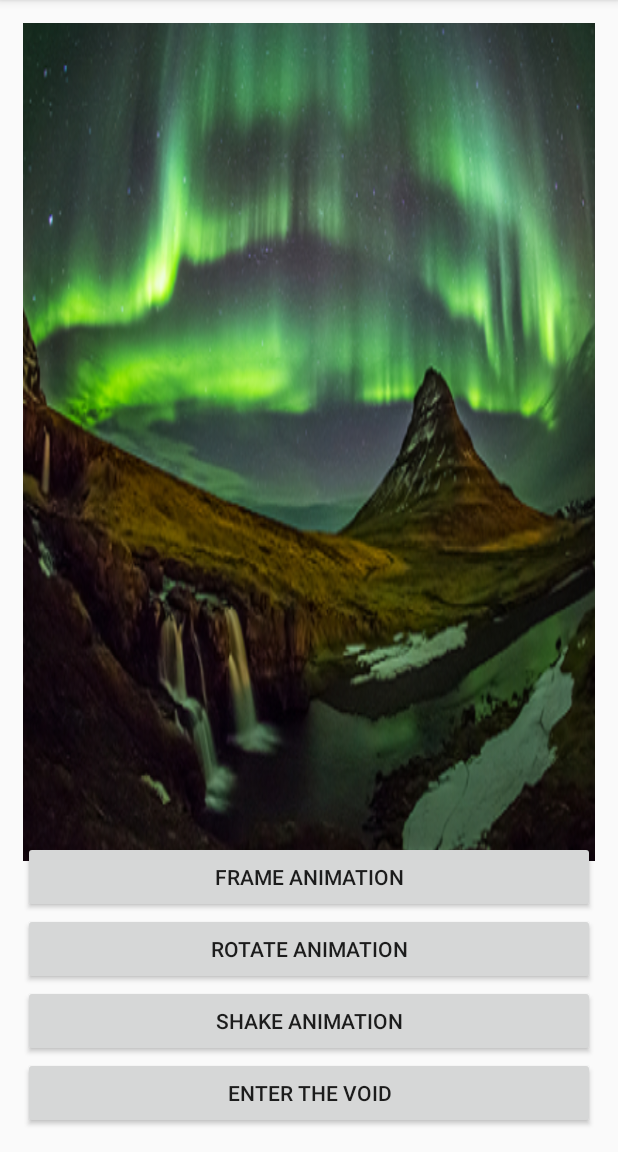
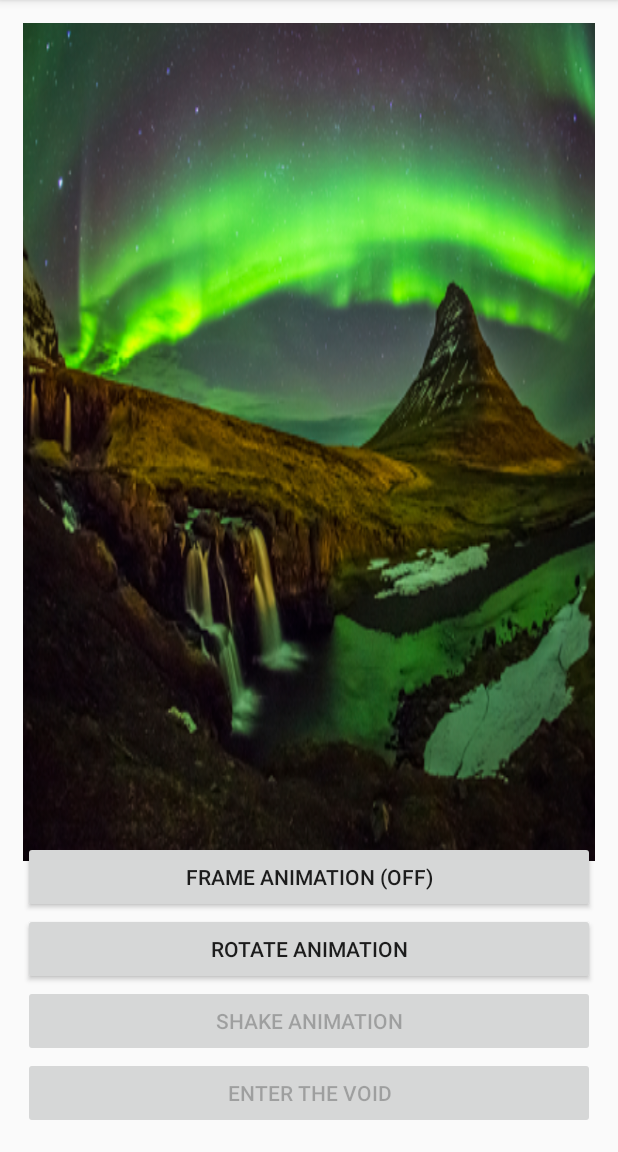
Before and after one commit to jinnandtonic/NorthernLightsAnimation, an Android app: the screen it shows after launch (AnimationActivity), after a tap on "ROTATE ANIMATION", on a phone screen of 412 x 824 dp, the part 84-1236 px from its top. Run offline under Robolectric (Android 15) with nearby library versions, the phone set to English and light mode, and no system bars.

Commit message:
Implemented Handler to delay button enabling/disabling during and after animations

```diff
--- a/app/src/main/java/edu/orangecoastcollege/cs273/rmillett/northernlightsanimation/AnimationActivity.java
+++ b/app/src/main/java/edu/orangecoastcollege/cs273/rmillett/northernlightsanimation/AnimationActivity.java
@@ -2,6 +2,7 @@ package edu.orangecoastcollege.cs273.rmillett.northernlightsanimation;
 
 import android.graphics.drawable.AnimationDrawable;
 import android.os.Bundle;
+import android.os.Handler;
 import android.support.v7.app.AppCompatActivity;
 import android.util.Log;
 import android.view.View;
@@ -24,9 +25,12 @@ public class AnimationActivity extends AppCompatActivity {
     private Animation shakeAnim;
     private Animation customAnim;
 
+    private Handler handler;
+
     private Button frameAnimButton;
-    private Button rotateButton;
-    private Button shakeButton;
+    private Button rotateAnimButton;
+    private Button shakeAnimButton;
+    private Button customAnimButton;
 
     private ImageView lightsImageView; // link to VIEW
 
@@ -39,10 +43,14 @@ public class AnimationActivity extends AppCompatActivity {
         super.onCreate(savedInstanceState);
         setContentView(R.layout.activity_animation);
 
+        lightsImageView = (ImageView) findViewById(R.id.lightsImageView);
+
         frameAnimButton = (Button) findViewById(R.id.frameAnimButton);
-        rotateButton = (Button) findViewById(R.id.rotateAnimButton);
-        shakeButton = (Button) findViewById(R.id.shakeAnimButton);
-        lightsImageView = (ImageView) findViewById(R.id.lightsImageView);
+        rotateAnimButton = (Button) findViewById(R.id.rotateAnimButton);
+        shakeAnimButton = (Button) findViewById(R.id.shakeAnimButton);
+        customAnimButton = (Button) findViewById(R.id.customAnimButton);
+
+        handler = new Handler();
     }
 
     /**
@@ -56,8 +64,14 @@ public class AnimationActivity extends AppCompatActivity {
             frameAnim = (AnimationDrawable) lightsImageView.getBackground();
         }
 
-        if (frameAnim.isRunning()) frameAnim.stop();
-        else frameAnim.start();
+        if (frameAnim.isRunning()) {
+            frameAnim.stop();
+            frameAnimButton.setText(getString(R.string.frame_anim_button_text_off));
+        }
+        else {
+            frameAnim.start();
+            frameAnimButton.setText(getString(R.string.frame_anim_button_text_on));
+        }
     }
 
     /**
@@ -70,8 +84,19 @@ public class AnimationActivity extends AppCompatActivity {
             rotateAnim = AnimationUtils.loadAnimation(this, R.anim.rotate_anim);
 
         // if hasn't started or has completed
-        if (!rotateAnim.hasStarted() || rotateAnim.hasEnded())
+        if (!rotateAnim.hasStarted() || rotateAnim.hasEnded()) {
             lightsImageView.startAnimation(rotateAnim);
+            shakeAnimButton.setEnabled(false);
+            customAnimButton.setEnabled(false);
+
+            handler.postDelayed(new Runnable() {
+                @Override
+                public void run() {
+                    shakeAnimButton.setEnabled(true);
+                    customAnimButton.setEnabled(true);
+                }
+            }, 2000);
+        }
     }
 
     /**
@@ -81,6 +106,19 @@ public class AnimationActivity extends AppCompatActivity {
     public void toggleShakeAnim(View view) {
         shakeAnim = AnimationUtils.loadAnimation(this, R.anim.shake_anim);
         lightsImageView.startAnimation(shakeAnim);
+
+        if (!shakeAnim.hasStarted() || shakeAnim.hasEnded()) {
+            rotateAnimButton.setEnabled(false);
+            customAnimButton.setEnabled(false);
+
+            handler.postDelayed(new Runnable() {
+                @Override
+                public void run() {
+                    rotateAnimButton.setEnabled(true);
+                    customAnimButton.setEnabled(true);
+                }
+            }, 1200);
+        }
     }
 
     /**
@@ -95,11 +133,13 @@ public class AnimationActivity extends AppCompatActivity {
 
         if (!customAnim.hasStarted() || customAnim.hasEnded()) {
             lightsImageView.startAnimation(customAnim);
+            customAnimButton.setText(getString(R.string.custom_anim_button_text_on));
             enterVoid();
             Log.e(TAG, "customAnim Started");
         }
         else {
             lightsImageView.clearAnimation();
+            customAnimButton.setText(getString(R.string.custom_anim_button_text_off));
             exitVoid();
             Log.e(TAG, "customAnim Cleared");
         }
@@ -108,15 +148,18 @@ public class AnimationActivity extends AppCompatActivity {
     private void enterVoid() {
         // disable other buttons
         frameAnimButton.setEnabled(false);
-        rotateButton.setEnabled(false);
-        shakeButton.setEnabled(false);
+        rotateAnimButton.setEnabled(false);
+        shakeAnimButton.setEnabled(false);
 
         // start frame animation
         if (frameAnim == null) {
             lightsImageView.setBackgroundResource(R.drawable.frame_anim);
             frameAnim = (AnimationDrawable) lightsImageView.getBackground();
         }
-        if (!frameAnim.isRunning()) frameAnim.start();
+        if (!frameAnim.isRunning()) {
+            frameAnim.start();
+            frameAnimButton.setText(getString(R.string.frame_anim_button_text_on));
+        }
 
         // TODO: change global theme to dark
     }
@@ -124,11 +167,12 @@ public class AnimationActivity extends AppCompatActivity {
     private void exitVoid() {
         // enable other buttons
         frameAnimButton.setEnabled(true);
-        rotateButton.setEnabled(true);
-        shakeButton.setEnabled(true);
+        rotateAnimButton.setEnabled(true);
+        shakeAnimButton.setEnabled(true);
 
         // stop frame animation
         frameAnim.stop();
+        frameAnimButton.setText(getString(R.string.frame_anim_button_text_off));
 
         // TODO: change global theme back to normal
     }
--- a/app/src/main/res/layout/activity_animation.xml
+++ b/app/src/main/res/layout/activity_animation.xml
@@ -23,7 +23,7 @@
         android:layout_height="wrap_content"
         android:layout_weight="0"
         android:onClick="toggleFrameAnim"
-        android:text="@string/frame_anim_button_text" />
+        android:text="@string/frame_anim_button_text_off" />
 
     <Button
         android:id="@+id/rotateAnimButton"
@@ -47,5 +47,5 @@
         android:layout_height="wrap_content"
         android:layout_weight="0"
         android:onClick="toggleCustomAnim"
-        android:text="@string/custom_anim_button_text" />
+        android:text="@string/custom_anim_button_text_off" />
 </LinearLayout>
--- a/app/src/main/res/values/strings.xml
+++ b/app/src/main/res/values/strings.xml
@@ -1,8 +1,12 @@
 <resources>
     <string name="app_name">Northern Lights Animation</string>
-    <string name="frame_anim_button_text">Frame Animation</string>
+
+    <string name="frame_anim_button_text_on">Frame Animation (ON)</string>
+    <string name="frame_anim_button_text_off">Frame Animation (OFF)</string>
     <string name="rotate_anim_button_text">Rotate Animation</string>
     <string name="shake_anim_button_text">Shake Animation</string>
-    <string name="custom_anim_button_text">Enter the Void</string>
+    <string name="custom_anim_button_text_on">Exit the Void</string>
+    <string name="custom_anim_button_text_off">Enter the Void</string>
+
     <string name="lights_image_view_text">Northern Lights</string>
 </resources>
```
